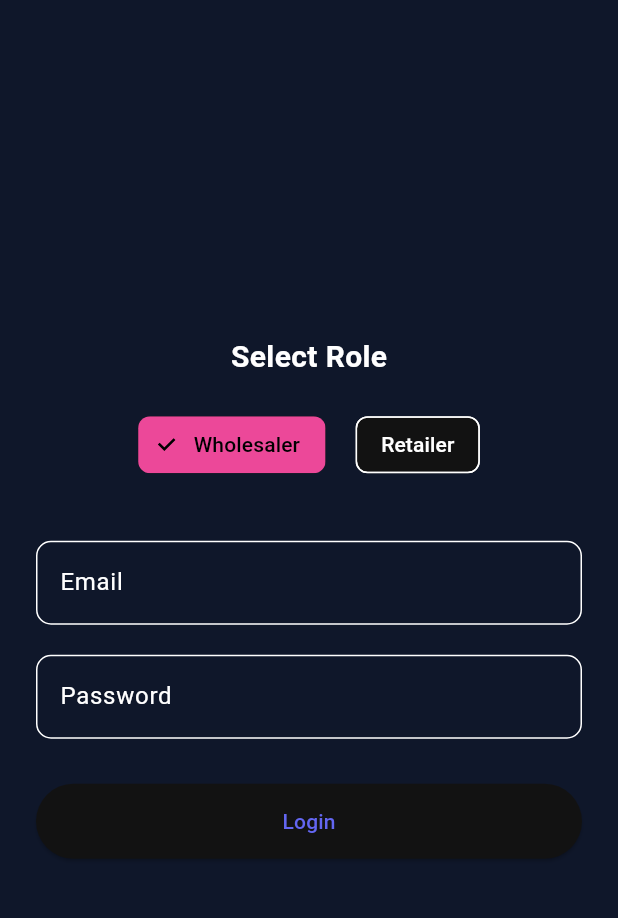
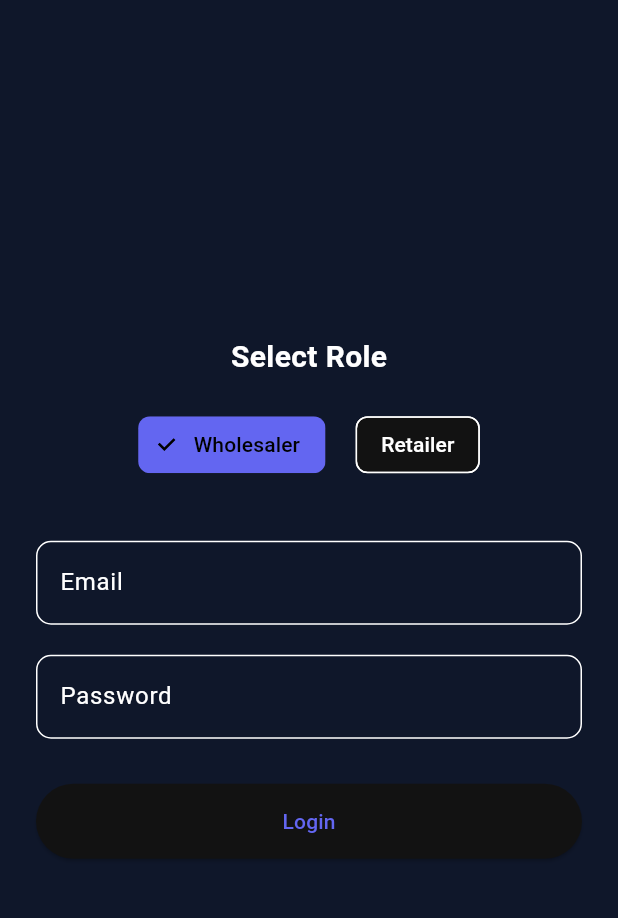
Before and after one commit to 12411018/VendorConnect, a Flutter app: the screen it shows after launch, on a phone screen of 412 x 824 dp, the part 63-981 px from its top. Run offline on Flutter 3.47's test engine with Material 3 defaults, Android fonts, the phone set to English and light mode, and no system bars.

Commit message:
Modified code

```diff
--- a/lib/screens/login_screen.dart
+++ b/lib/screens/login_screen.dart
@@ -45,6 +45,7 @@ class _LoginScreenState extends State<LoginScreen> {
                 ChoiceChip(
                   label: const Text("Wholesaler"),
                   selected: role == "wholesaler",
+                  selectedColor: const Color(0xFF6366F1),
                   onSelected: (value) {
                     setState(() {
                       role = "wholesaler";
@@ -57,6 +58,7 @@ class _LoginScreenState extends State<LoginScreen> {
                 ChoiceChip(
                   label: const Text("Retailer"),
                   selected: role == "retailer",
+                  selectedColor: const Color(0xFF6366F1),
                   onSelected: (value) {
                     setState(() {
                       role = "retailer";
```
